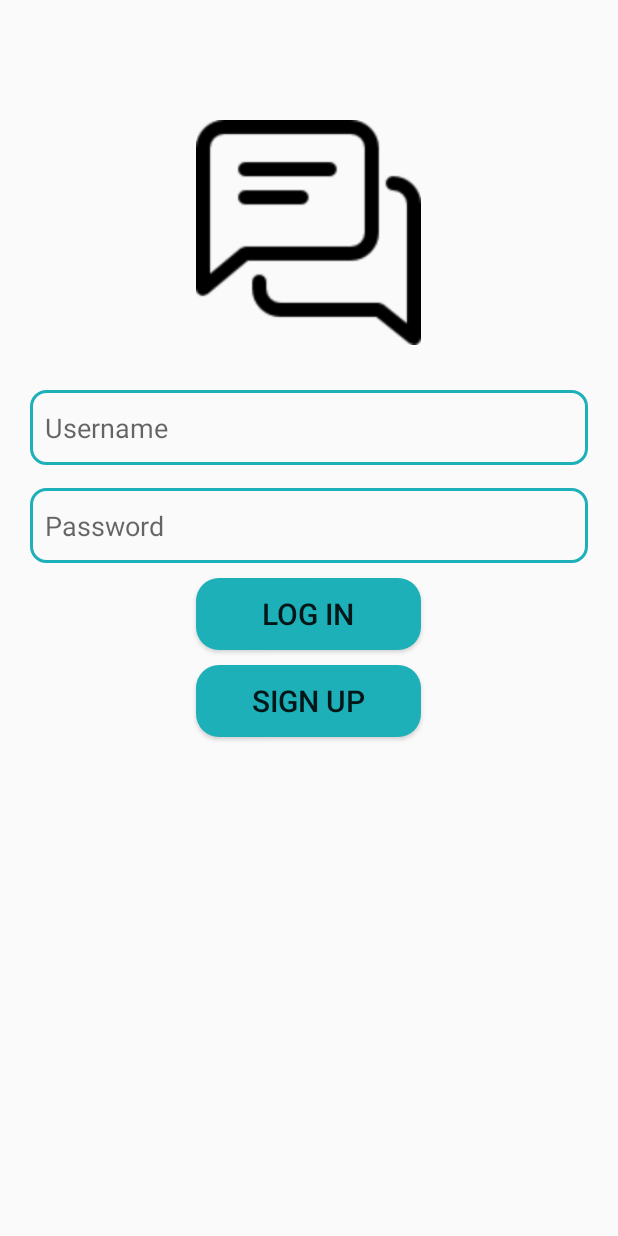
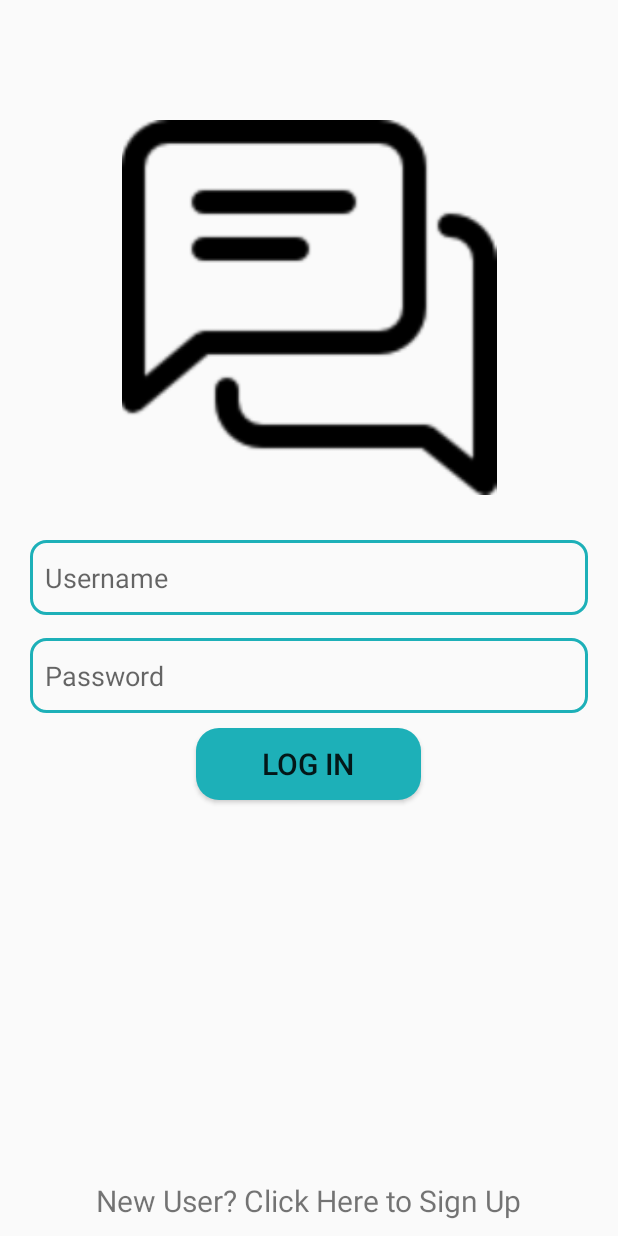
Before and after one commit to zack831/ChatApp, an Android app: the screen it shows after launch (LogInActivity), on a phone screen of 412 x 824 dp. Run offline under Robolectric (Android 15) with nearby library versions, the phone set to English and light mode, and no system bars; our stand-ins replace Firebase (no records; nobody signed in at launch, a user with empty details on screens opened directly).

Commit message:
Minor_UI_Changes

```diff
--- a/app/src/main/java/com/zackorg/chatapp/LogInActivity.kt
+++ b/app/src/main/java/com/zackorg/chatapp/LogInActivity.kt
@@ -5,6 +5,7 @@ import androidx.appcompat.app.AppCompatActivity
 import android.os.Bundle
 import android.widget.Button
 import android.widget.EditText
+import android.widget.TextView
 import android.widget.Toast
 import com.google.firebase.auth.FirebaseAuth
 import java.net.PasswordAuthentication
@@ -14,7 +15,7 @@ class LogInActivity : AppCompatActivity() {
     private lateinit var edtEmail: EditText
     private lateinit var edtPass:EditText
     private lateinit var btnLogin: Button
-    private lateinit var btnSignup: Button
+    private lateinit var signup: TextView
     private lateinit var mAuth: FirebaseAuth
 
     override fun onCreate(savedInstanceState: Bundle?) {
@@ -28,9 +29,9 @@ class LogInActivity : AppCompatActivity() {
         edtEmail = findViewById(R.id.edtEmail)
         edtPass = findViewById(R.id.edtPass)
         btnLogin = findViewById(R.id.btnLogin)
-        btnSignup = findViewById(R.id.btnSignup)
+        signup = findViewById(R.id.signup)
 
-        btnSignup.setOnClickListener {
+        signup.setOnClickListener {
             val intent = Intent(this,SignInActivity::class.java)
             startActivity(intent)
         }
--- a/app/src/main/res/layout/activity_log_in.xml
+++ b/app/src/main/res/layout/activity_log_in.xml
@@ -8,8 +8,8 @@
 
     <ImageView
         android:id="@+id/logo"
-        android:layout_width="150dp"
-        android:layout_height="150dp"
+        android:layout_width="match_parent"
+        android:layout_height="250dp"
         android:src="@drawable/icon"
         android:layout_centerHorizontal="true"
         android:layout_marginTop="80dp"/>
@@ -49,17 +49,15 @@
         android:layout_marginTop="10dp"
         android:background="@drawable/btn_background"
         />
-
-    <Button
-        android:id="@+id/btnSignup"
-        android:layout_width="150dp"
+    <TextView
+        android:id="@+id/signup"
+        android:layout_width="wrap_content"
         android:layout_height="wrap_content"
-        android:layout_below="@+id/btnLogin"
+        android:text="New User? Click Here to Sign Up"
+        android:layout_alignParentBottom="true"
         android:layout_centerHorizontal="true"
-        android:text="Sign Up"
         android:textSize="20sp"
-        android:layout_marginTop="10dp"
-        android:background="@drawable/btn_background"
+        android:layout_marginBottom="10dp"
         />
 
 </RelativeLayout>
--- a/app/src/main/res/layout/activity_sign_in.xml
+++ b/app/src/main/res/layout/activity_sign_in.xml
@@ -8,8 +8,8 @@
 
     <ImageView
         android:id="@+id/logo"
-        android:layout_width="150dp"
-        android:layout_height="150dp"
+        android:layout_width="match_parent"
+        android:layout_height="250dp"
         android:src="@drawable/icon"
         android:layout_centerHorizontal="true"
         android:layout_marginTop="80dp"/>
--- a/app/src/main/res/layout/user_layout.xml
+++ b/app/src/main/res/layout/user_layout.xml
@@ -5,9 +5,10 @@
 
     <TextView
         android:id="@+id/nameTxt"
-        android:layout_marginTop="5dp"
+        android:layout_marginTop="7dp"
         android:layout_width="match_parent"
-        android:layout_height="wrap_content"
+        android:layout_height="30dp"
+        android:textSize="22sp"
         android:text="Check"
         android:textStyle="bold"
         android:layout_marginStart="10dp"/>
--- a/build.gradle
+++ b/build.gradle
@@ -6,15 +6,15 @@ buildscript {
         mavenCentral()
     }
     dependencies {
-        classpath 'com.android.tools.build:gradle:7.1.2'
+        classpath 'com.android.tools.build:gradle:7.1.3'
         classpath "org.jetbrains.kotlin:kotlin-gradle-plugin:$kotlin_version"
         classpath 'com.google.gms:google-services:4.3.10'
     }
 }
 
 plugins {
-    id 'com.android.application' version '7.1.2' apply false
-    id 'com.android.library' version '7.1.2' apply false
+    id 'com.android.application' version '7.1.3' apply false
+    id 'com.android.library' version '7.1.3' apply false
     id 'org.jetbrains.kotlin.android' version '1.6.10' apply false
 }
 
```
